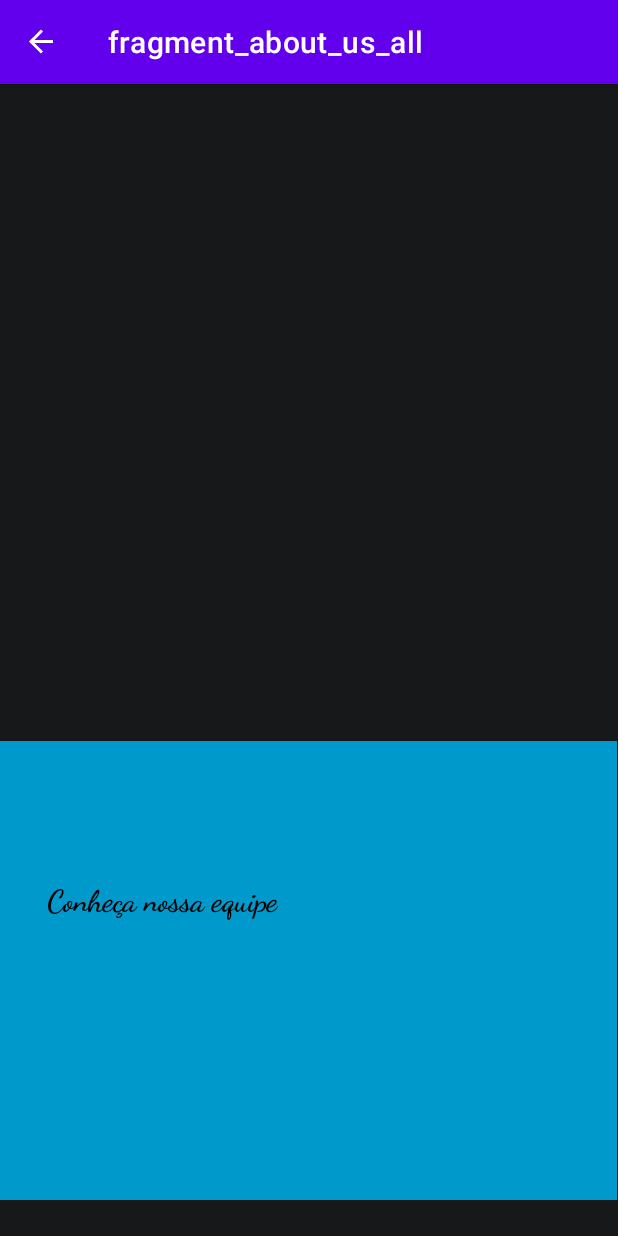
After one commit to jrodolforeis/PontosRecife, an Android app: the AboutUsAllFragment screen opened through its navigation route, on a phone screen of 412 x 824 dp. The commit adds this screen. Run offline under Robolectric (Android 15) with nearby library versions, the phone set to English and light mode, and no system bars; our stand-ins replace data binding, navigation-ui.

Commit message:
Second About Us and Faq

```diff
--- /dev/null
+++ b/app/src/main/java/com/example/pontosrecife/AboutUsAllFragment.kt
@@ -0,0 +1,59 @@
+package com.example.pontosrecife
+
+import android.os.Bundle
+import androidx.fragment.app.Fragment
+import android.view.LayoutInflater
+import android.view.View
+import android.view.ViewGroup
+
+// TODO: Rename parameter arguments, choose names that match
+// the fragment initialization parameters, e.g. ARG_ITEM_NUMBER
+private const val ARG_PARAM1 = "param1"
+private const val ARG_PARAM2 = "param2"
+
+/**
+ * A simple [Fragment] subclass.
+ * Use the [AboutUsAllFragment.newInstance] factory method to
+ * create an instance of this fragment.
+ */
+class AboutUsAllFragment : Fragment() {
+    // TODO: Rename and change types of parameters
+    private var param1: String? = null
+    private var param2: String? = null
+
+    override fun onCreate(savedInstanceState: Bundle?) {
+        super.onCreate(savedInstanceState)
+        arguments?.let {
+            param1 = it.getString(ARG_PARAM1)
+            param2 = it.getString(ARG_PARAM2)
+        }
+    }
+
+    override fun onCreateView(
+        inflater: LayoutInflater, container: ViewGroup?,
+        savedInstanceState: Bundle?
+    ): View? {
+        // Inflate the layout for this fragment
+        return inflater.inflate(R.layout.fragment_about_us_all, container, false)
+    }
+
+    companion object {
+        /**
+         * Use this factory method to create a new instance of
+         * this fragment using the provided parameters.
+         *
+         * @param param1 Parameter 1.
+         * @param param2 Parameter 2.
+         * @return A new instance of fragment AboutUsAllFragment.
+         */
+        // TODO: Rename and change types and number of parameters
+        @JvmStatic
+        fun newInstance(param1: String, param2: String) =
+            AboutUsAllFragment().apply {
+                arguments = Bundle().apply {
+                    putString(ARG_PARAM1, param1)
+                    putString(ARG_PARAM2, param2)
+                }
+            }
+    }
+}
--- /dev/null
+++ b/app/src/main/res/layout/fragment_about_us_all.xml
@@ -0,0 +1,45 @@
+<?xml version="1.0" encoding="utf-8"?>
+<androidx.constraintlayout.widget.ConstraintLayout xmlns:android="http://schemas.android.com/apk/res/android"
+    xmlns:app="http://schemas.android.com/apk/res-auto"
+    xmlns:tools="http://schemas.android.com/tools"
+    android:layout_width="match_parent"
+    android:layout_height="match_parent"
+    android:background="#16181A"
+    android:drawingCacheQuality="auto"
+    android:filterTouchesWhenObscured="false"
+    tools:context=".AboutUsFragment">
+
+    <TextView
+        android:id="@+id/textView"
+        android:layout_width="411dp"
+        android:layout_height="306dp"
+        android:layout_marginTop="44dp"
+        android:layout_marginBottom="24dp"
+        android:background="@android:color/holo_blue_dark"
+        android:visibility="visible"
+        app:layout_constraintBottom_toBottomOf="parent"
+        app:layout_constraintEnd_toEndOf="parent"
+        app:layout_constraintHorizontal_bias="0.0"
+        app:layout_constraintStart_toStartOf="parent"
+        app:layout_constraintTop_toBottomOf="@+id/textView3"
+        app:layout_constraintVertical_bias="1.0"
+        tools:visibility="visible" />
+
+    <TextView
+        android:id="@+id/textView13"
+        android:layout_width="348dp"
+        android:layout_height="76dp"
+        android:layout_marginStart="15dp"
+        android:layout_marginEnd="15dp"
+        android:layout_marginBottom="160dp"
+        android:fontFamily="cursive"
+        android:text="Conheça nossa equipe"
+        android:textColor="@android:color/black"
+        android:textSize="20sp"
+        android:textStyle="bold"
+        app:layout_constraintBottom_toBottomOf="parent"
+        app:layout_constraintEnd_toEndOf="parent"
+        app:layout_constraintHorizontal_bias="0.484"
+        app:layout_constraintStart_toStartOf="parent" />
+
+</androidx.constraintlayout.widget.ConstraintLayout>
--- a/app/src/main/res/navigation/navigation.xml
+++ b/app/src/main/res/navigation/navigation.xml
@@ -14,4 +14,24 @@
         android:name="com.example.pontosrecife.AboutUsFragment"
         android:label="@string/about"
         tools:layout="@layout/fragment_about_us" />
+    <fragment
+        android:id="@+id/rodolfoFragment"
+        android:name="com.example.pontosrecife.RodolfoFragment"
+        android:label="fragment_rodolfo"
+        tools:layout="@layout/fragment_rodolfo" />
+    <fragment
+        android:id="@+id/joaoFragment"
+        android:name="com.example.pontosrecife.JoaoFragment"
+        android:label="fragment_joao"
+        tools:layout="@layout/fragment_joao" />
+    <fragment
+        android:id="@+id/aboutUsAllFragment"
+        android:name="com.example.pontosrecife.AboutUsAllFragment"
+        android:label="fragment_about_us_all"
+        tools:layout="@layout/fragment_about_us_all" />
+    <fragment
+        android:id="@+id/faqFragment2"
+        android:name="com.example.pontosrecife.FaqFragment"
+        android:label="fragment_faq"
+        tools:layout="@layout/fragment_faq" />
 </navigation>
--- a/app/src/main/res/values/dimens.xml
+++ b/app/src/main/res/values/dimens.xml
@@ -1,4 +1,5 @@
 <?xml version="1.0" encoding="utf-8"?>
 <resources>
     <dimen name="horizontal_margin">12dp</dimen>
+    <dimen name="text_margin">16dp</dimen>
 </resources>
```
Also changed, not shown: app/src/main/java/com/example/pontosrecife/FaqFragment.kt (added, +18 -0 lines), app/src/main/java/com/example/pontosrecife/JoaoFragment.kt (added, +59 -0 lines), app/src/main/java/com/example/pontosrecife/RodolfoFragment.kt (added, +59 -0 lines), app/src/main/res/layout/fragment_faq.xml (added, +15 -0 lines), app/src/main/res/layout/fragment_joao.xml (added, +119 -0 lines), app/src/main/res/layout/fragment_rodolfo.xml (added, +119 -0 lines), app/src/main/res/values/strings.xml (+27 -0 lines), app/src/main/res/drawable/joaoredondo.png (added), app/src/main/res/drawable/rodolforedondo.png (added).
